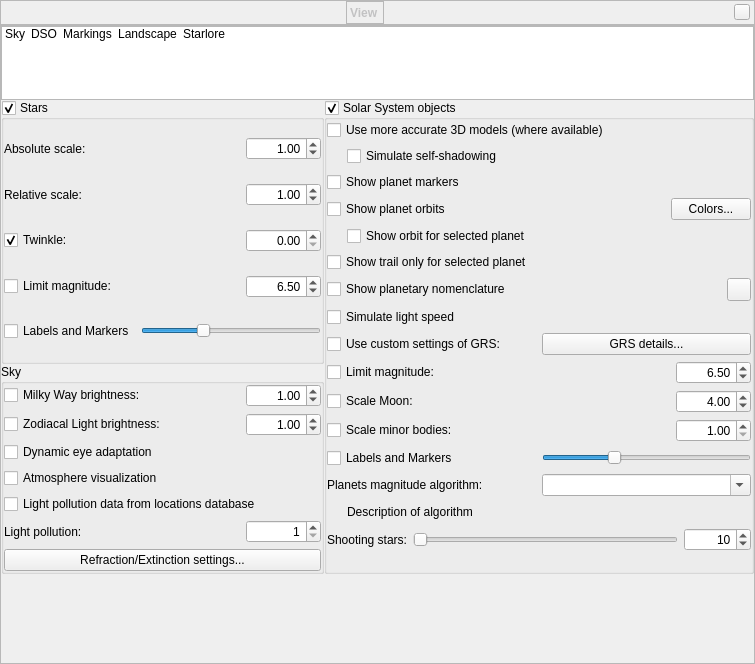
Old version of the form src/gui/viewDialog.ui in the repository 519984307/stellarium_src.
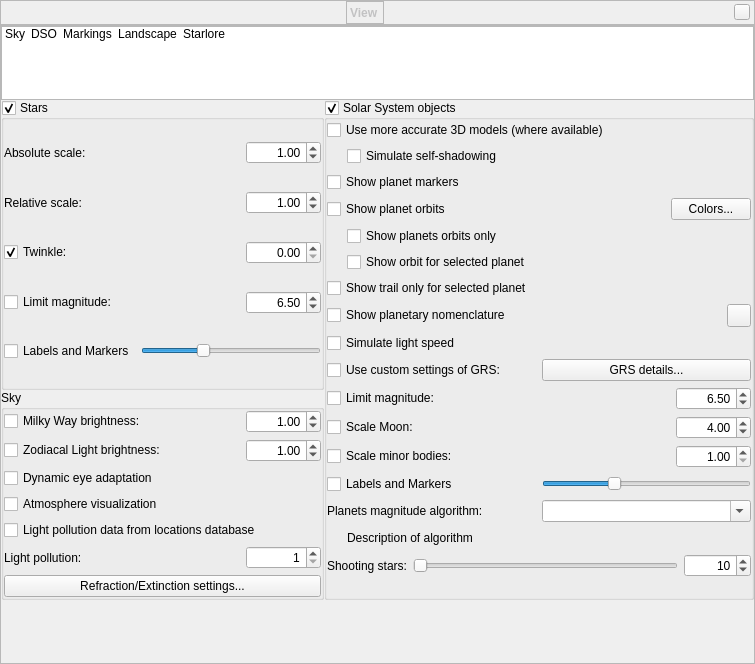
New version of the form. Icons and pictures are not drawn. Custom widgets are drawn as their Qt base class.

Commit message: Added config option to allow make visible orbits for major planets only

```diff
--- a/src/gui/viewDialog.ui
+++ b/src/gui/viewDialog.ui
@@ -1238,6 +1238,33 @@
                </item>
               </layout>
              </item>
+             <item row="4" column="0">
+              <layout class="QHBoxLayout" name="horizontalLayout_12">
+               <item>
+                <spacer name="horizontalSpacer_8">
+                 <property name="orientation">
+                  <enum>Qt::Horizontal</enum>
+                 </property>
+                 <property name="sizeType">
+                  <enum>QSizePolicy::Fixed</enum>
+                 </property>
+                 <property name="sizeHint" stdset="0">
+                  <size>
+                   <width>20</width>
+                   <height>20</height>
+                  </size>
+                 </property>
+                </spacer>
+               </item>
+               <item>
+                <widget class="QCheckBox" name="planetOrbitOnlyCheckBox">
+                 <property name="text">
+                  <string>Show planets orbits only</string>
+                 </property>
+                </widget>
+               </item>
+              </layout>
+             </item>
             </layout>
            </widget>
           </item>
```
Left out of the diff: 4 changed lines with no effect on the pictures. The commit also changes 4 other files.
